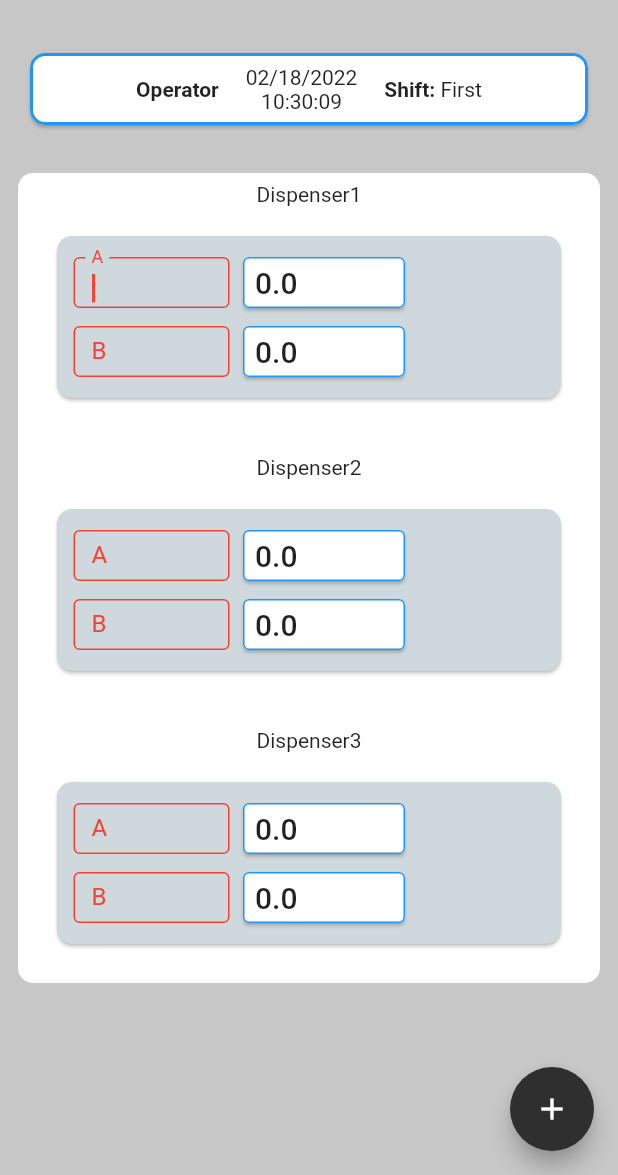
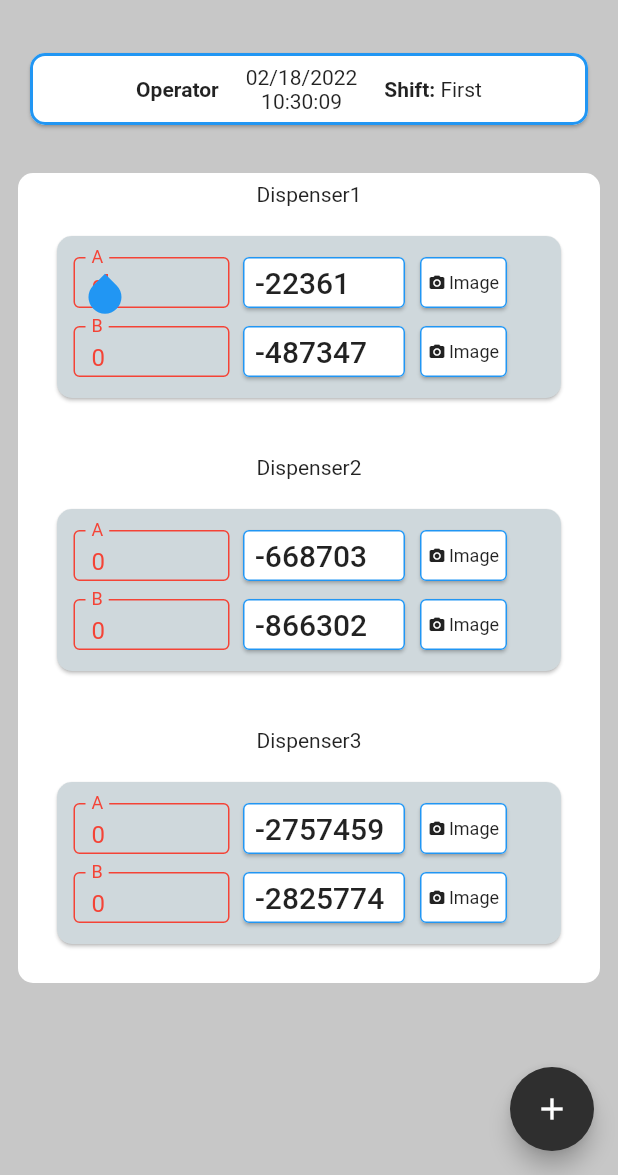
Before and after one commit to arrousta/ftm_service_app, a Flutter app: the screen it shows after launch, after a tap on the "add" icon, on a phone screen of 412 x 824 dp, the part 61-1236 px from its top. Run offline on Flutter 3.47's test engine with Material 2 defaults, Android fonts, the phone set to English and light mode, and no system bars.

Commit message:
Set default for TextFields And Add Image Adder icon

```diff
--- a/lib/screens/home.dart
+++ b/lib/screens/home.dart
@@ -13,38 +13,37 @@ class Home extends StatefulWidget {
 }
 
 class _HomeState extends State<Home> {
-  late String _dispenser1A = "0.0",
-      _dispenser1B = "0.0",
-      _dispenser2A = "0.0",
-      _dispenser2B = "0.0",
-      _dispenser3A = "0.0",
-      _dispenser3B = "0.0";
+  late String endDispenser1A = "0",
+      endDispenser1B = "0",
+      endDispenser2A = "0",
+      endDispenser2B = "0",
+      endDispenser3A = "0",
+      endDispenser3B = "0";
 
-  int fractionDigits = 2;
+  final String startDispenser1A = "22361",
+      startDispenser1B = "487347",
+      startDispenser2A = "668703",
+      startDispenser2B = "866302",
+      startDispenser3A = "2757459",
+      startDispenser3B = "2825774";
 
-  final dispenser1A = TextEditingController();
-  final dispenser1B = TextEditingController();
-  final dispenser2A = TextEditingController();
-  final dispenser2B = TextEditingController();
-  final dispenser3A = TextEditingController();
-  final dispenser3B = TextEditingController();
+  final dispenser1A = TextEditingController(text: "0");
+  final dispenser1B = TextEditingController(text: "0");
+  final dispenser2A = TextEditingController(text: "0");
+  final dispenser2B = TextEditingController(text: "0");
+  final dispenser3A = TextEditingController(text: "0");
+  final dispenser3B = TextEditingController(text: "0");
 
   void _incrementCounter() {
     setState(() {
-      double dis1 = double.parse(dispenser1A.text);
-      double dis2 = double.parse(dispenser1B.text);
-      double dis3 = double.parse(dispenser2A.text);
-      double dis4 = double.parse(dispenser2B.text);
-      double dis5 = double.parse(dispenser3A.text);
-      double dis6 = double.parse(dispenser3B.text);
 
-      double result = 1.0;
-      _dispenser1A = (result * dis1 * 0.01).toStringAsFixed(fractionDigits);
-      _dispenser1B = (result * dis2 * 0.01).toStringAsFixed(fractionDigits);
-      _dispenser2A = (result * dis3 * 0.01).toStringAsFixed(fractionDigits);
-      _dispenser2B = (result * dis4 * 0.01).toStringAsFixed(fractionDigits);
-      _dispenser3A = (result * dis5 * 0.01).toStringAsFixed(fractionDigits);
-      _dispenser3B = (result * dis6 * 0.01).toStringAsFixed(fractionDigits);
+      endDispenser1A = (int.parse(dispenser1A.text) - int.parse(startDispenser1A)).toString();
+      endDispenser1B = (int.parse(dispenser1B.text) - int.parse(startDispenser1B)).toString();
+      endDispenser2A = (int.parse(dispenser2A.text) - int.parse(startDispenser2A)).toString();
+      endDispenser2B = (int.parse(dispenser2B.text) - int.parse(startDispenser2B)).toString();
+      endDispenser3A = (int.parse(dispenser3A.text) - int.parse(startDispenser3A)).toString();
+      endDispenser3B = (int.parse(dispenser3B.text) - int.parse(startDispenser3B)).toString();
+
     });
   }
 
@@ -117,12 +116,12 @@ class _HomeState extends State<Home> {
                                 title: "A",
                                 color: Colors.red,
                                 controller: dispenser1A,
-                                value: _dispenser1A),
+                                value: endDispenser1A),
                             MyTextFieldCustomized(
                                 title: "B",
                                 color: Colors.red,
                                 controller: dispenser1B,
-                                value: _dispenser1B),
+                                value: endDispenser1B),
                           ],
                         ),
                       ),
@@ -145,12 +144,12 @@ class _HomeState extends State<Home> {
                                 title: "A",
                                 color: Colors.red,
                                 controller: dispenser2A,
-                                value: _dispenser2A),
+                                value: endDispenser2A),
                             MyTextFieldCustomized(
                                 title: "B",
                                 color: Colors.red,
                                 controller: dispenser2B,
-                                value: _dispenser2B),
+                                value: endDispenser2B),
                           ],
                         ),
                       ),
@@ -174,12 +173,12 @@ class _HomeState extends State<Home> {
                                 title: "A",
                                 color: Colors.red,
                                 controller: dispenser3A,
-                                value: _dispenser3A),
+                                value: endDispenser3A),
                             MyTextFieldCustomized(
                                 title: "B",
                                 color: Colors.red,
                                 controller: dispenser3B,
-                                value: _dispenser3B),
+                                value: endDispenser3B),
                           ],
                         ),
                       ),
@@ -273,6 +272,36 @@ class MyTextFieldCustomized extends StatelessWidget {
             ),
           ),
         ),
+        Card(
+          color: Colors.white,
+          shape: RoundedRectangleBorder(
+            side: const BorderSide(color: Colors.blue, width: 1),
+            borderRadius: BorderRadius.circular(4),
+          ),
+          child: Container(
+            alignment: Alignment.centerLeft,
+            margin: const EdgeInsets.symmetric(horizontal: 3.0),
+            width: 52,
+            height: 34.0,
+            child: Row(
+              mainAxisAlignment: MainAxisAlignment.center,
+              children: const [
+                Icon(Icons.camera_alt, size: 12,),
+                SizedBox(
+                  width: 2,
+                ),
+                Text(
+                  // '$_counter',
+                  'Image',
+                  style: TextStyle(
+                    fontSize: 12,
+                  )
+                ),
+              ],
+            ),
+          ),
+        ),
+
       ],
     );
   }
```
